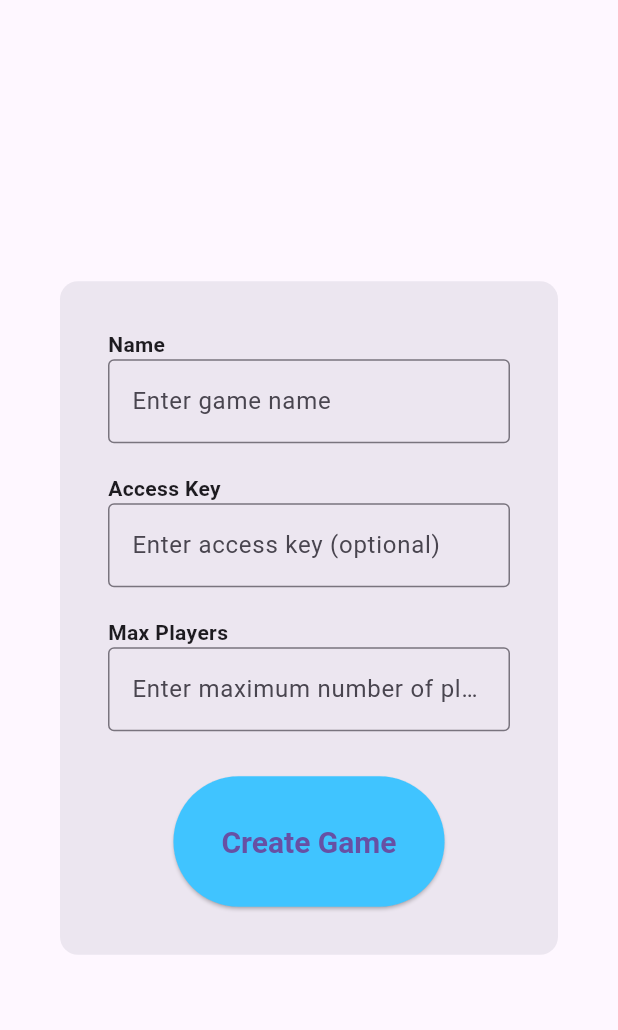
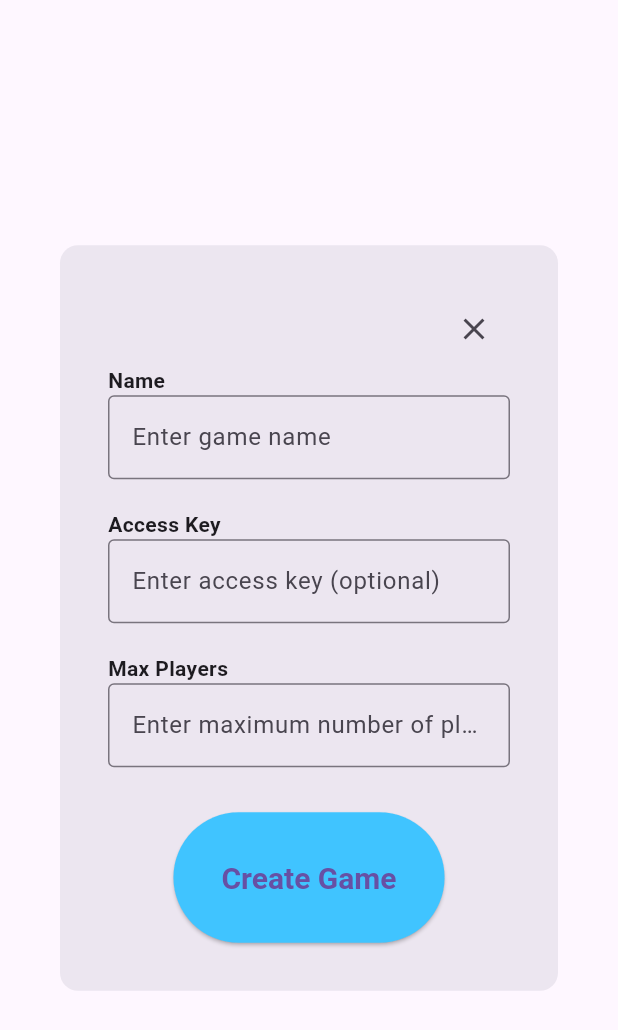
Before and after one commit to SamLBuck/Event-Bingo, a Flutter app: the CreateGameDialog widget shown alone on an empty page, opened directly, on a phone screen of 412 x 824 dp. Shown: the top 1030 px of the screen. Run offline on Flutter 3.47's test engine with Material 3 defaults, Android fonts, the light colour scheme and no system bars.

Commit message:
Added close button to create game dialog

```diff
--- a/mobile/lib/create_game_widget.dart
+++ b/mobile/lib/create_game_widget.dart
@@ -38,6 +38,13 @@ class _CreateGameDialogState extends State<CreateGameDialog> {
               mainAxisSize: MainAxisSize.min,
               crossAxisAlignment: CrossAxisAlignment.start,
               children: [
+                Align(
+                  alignment: Alignment.topRight,
+                  child: IconButton(
+                    icon: const Icon(Icons.close),
+                    onPressed: () => Navigator.of(context).pop(),
+                  ),
+                ),
                 const Text(
                   'Name',
                   style: TextStyle(fontWeight: FontWeight.bold),
--- a/mobile/lib/home_screen.dart
+++ b/mobile/lib/home_screen.dart
@@ -1,7 +1,7 @@
 import 'package:flutter/material.dart';
 import 'package:mobile/board-designer.dart';
-import 'package:mobile/create_game_screen.dart';
-import 'package:mobile/create_game_screen.dart';
+import 'package:mobile/create_game_widget.dart';
+import 'package:mobile/create_game_widget.dart';
 
 class HomeScreen extends StatefulWidget {
   const HomeScreen({super.key});
```
